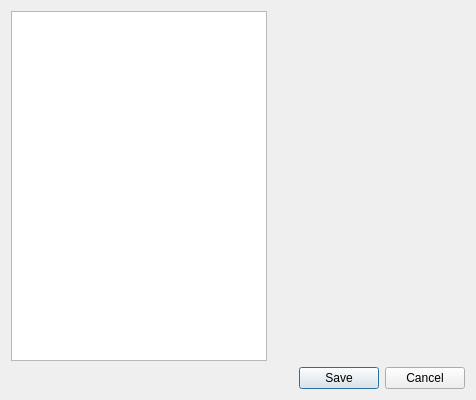
tkrotoff/QuarkPlayer, file quarkplayer/config/ConfigWindow.ui: the form before one commit.
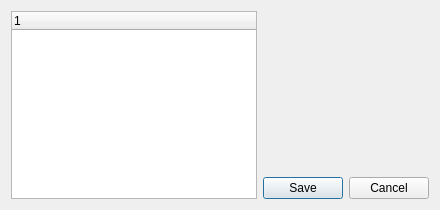
The form after the commit.

Commit message: QuarkPlayer: config with plugins enabled/disabled feature, new config widget: WinFileAssociations + PluginsConfigWidget

What changed in the file:
```diff
--- a/quarkplayer/config/ConfigWindow.ui
+++ b/quarkplayer/config/ConfigWindow.ui
@@ -5,8 +5,8 @@
    <rect>
     <x>0</x>
     <y>0</y>
-    <width>476</width>
-    <height>400</height>
+    <width>440</width>
+    <height>210</height>
    </rect>
   </property>
   <property name="windowTitle" >
@@ -14,12 +14,21 @@
   </property>
   <layout class="QGridLayout" name="gridLayout" >
    <item rowspan="2" row="0" column="0" >
-    <widget class="QListWidget" name="listWidget" />
+    <widget class="QTreeWidget" name="treeWidget" >
+     <property name="rootIsDecorated" >
+      <bool>false</bool>
+     </property>
+     <column>
+      <property name="text" >
+       <string/>
+      </property>
+     </column>
+    </widget>
    </item>
    <item row="0" column="1" >
     <widget class="QStackedWidget" name="stackedWidget" />
    </item>
-   <item row="2" column="0" colspan="2" >
+   <item row="1" column="1" >
     <widget class="QDialogButtonBox" name="buttonBox" >
      <property name="standardButtons" >
       <set>QDialogButtonBox::Cancel|QDialogButtonBox::Save</set>
```
Left out of the diff: 2 changed lines with no effect on the pictures. The commit also changes 19 other files.
